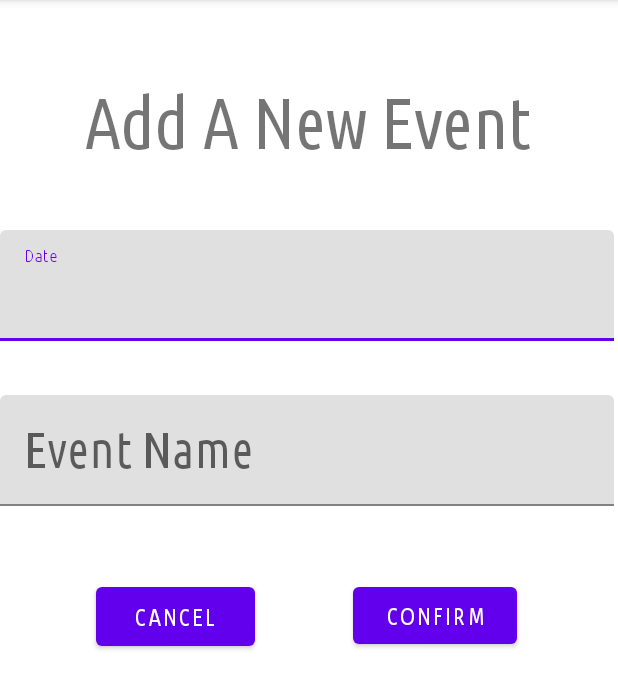
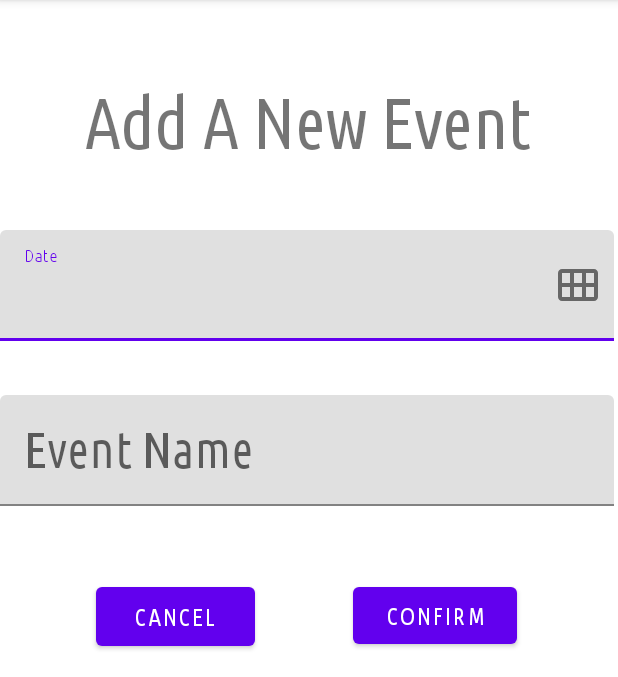
Before and after one commit to ThompsonSeamus/DayPlanner, an Android app: the AddEventActivity screen opened directly, with no data from a screen before it, on a phone screen of 412 x 824 dp, the part 84-761 px from its top. Run offline under Robolectric (Android 15) with nearby library versions, the phone set to English and light mode, and no system bars.

Commit message:
Saved data Slashes fixed, all done.

```diff
--- /dev/null
+++ b/app/src/main/res/drawable/ic_baseline_calendar_view_month_24.xml
@@ -0,0 +1,5 @@
+<vector android:height="32dp" android:tint="#07D8DF"
+    android:viewportHeight="24" android:viewportWidth="24"
+    android:width="32dp" xmlns:android="http://schemas.android.com/apk/res/android">
+    <path android:fillColor="@android:color/black" android:pathData="M20,4H4C2.9,4 2,4.9 2,6v12c0,1.1 0.9,2 2,2h16c1.1,0 2,-0.9 2,-2V6C22,4.9 21.1,4 20,4zM8,11H4V6h4V11zM14,11h-4V6h4V11zM20,11h-4V6h4V11zM8,18H4v-5h4V18zM14,18h-4v-5h4V18zM20,18h-4v-5h4V18z"/>
+</vector>
--- a/app/src/main/res/layout/activity_add_event.xml
+++ b/app/src/main/res/layout/activity_add_event.xml
@@ -20,10 +20,12 @@
         app:layout_constraintTop_toTopOf="parent" />
 
     <com.google.android.material.textfield.TextInputLayout
-        android:id="@+id/textInputLayout"
+        android:id="@+id/date_edit_text_layout"
         android:layout_width="409dp"
         android:layout_height="wrap_content"
         android:layout_marginTop="44dp"
+        app:endIconDrawable="@drawable/ic_baseline_calendar_view_month_24"
+        app:endIconMode="custom"
         app:layout_constraintStart_toStartOf="parent"
         app:layout_constraintTop_toBottomOf="@+id/add_new_event">
 
@@ -42,14 +44,14 @@
     </com.google.android.material.textfield.TextInputLayout>
 
     <com.google.android.material.textfield.TextInputLayout
-        android:id="@+id/textInputLayout2"
+        android:id="@+id/event_name_edit_text_layout"
         android:layout_width="409dp"
         android:layout_height="wrap_content"
         android:layout_marginTop="36dp"
-        app:layout_constraintEnd_toEndOf="@+id/textInputLayout"
+        app:layout_constraintEnd_toEndOf="@+id/date_edit_text_layout"
         app:layout_constraintHorizontal_bias="0.0"
-        app:layout_constraintStart_toStartOf="@+id/textInputLayout"
-        app:layout_constraintTop_toBottomOf="@+id/textInputLayout">
+        app:layout_constraintStart_toStartOf="@+id/date_edit_text_layout"
+        app:layout_constraintTop_toBottomOf="@+id/date_edit_text_layout">
 
         <com.google.android.material.textfield.TextInputEditText
             android:id="@+id/event_name_edit_text"
@@ -71,8 +73,8 @@
         android:onClick="cancel"
         android:text="Cancel"
         android:textSize="16sp"
-        app:layout_constraintStart_toStartOf="@+id/textInputLayout2"
-        app:layout_constraintTop_toBottomOf="@+id/textInputLayout2" />
+        app:layout_constraintStart_toStartOf="@+id/event_name_edit_text_layout"
+        app:layout_constraintTop_toBottomOf="@+id/event_name_edit_text_layout" />
 
     <Button
         android:id="@+id/confirm"
@@ -82,7 +84,7 @@
         android:onClick="addEvent"
         android:text="Confirm"
         android:textSize="16sp"
-        app:layout_constraintEnd_toEndOf="@+id/textInputLayout2"
+        app:layout_constraintEnd_toEndOf="@+id/event_name_edit_text_layout"
         app:layout_constraintStart_toEndOf="@+id/cancel"
         app:layout_constraintTop_toTopOf="@+id/cancel" />
 
```
Also changed, not shown: app/src/main/java/com/example/dayplanner/AddEventActivity.java (+111 -10 lines).
